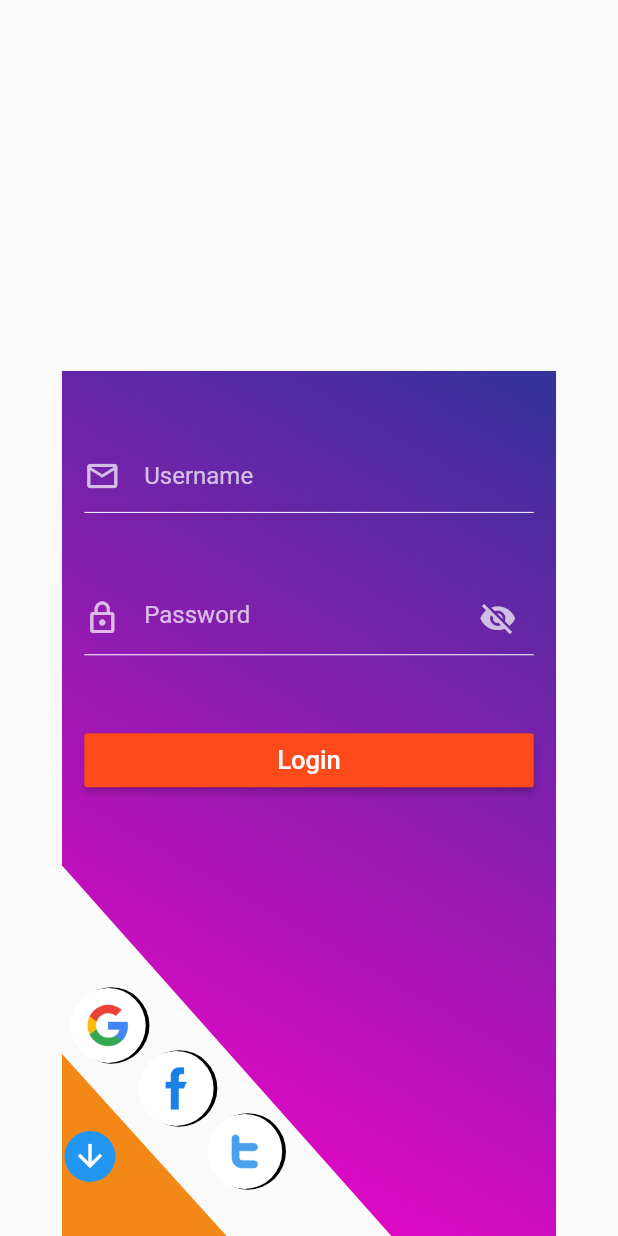
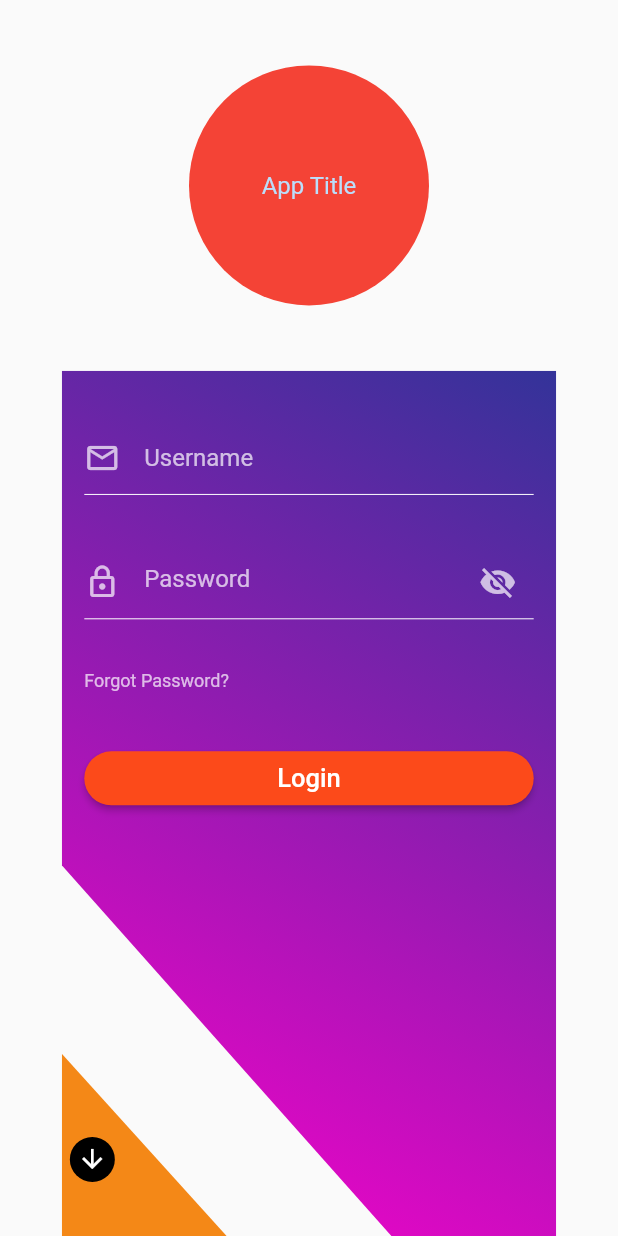
Before and after one commit to Rishan99/AuthPageFlutter, a Flutter app: the screen it shows after launch, on a phone screen of 412 x 824 dp. Run offline on Flutter 3.47's test engine with Material 2 defaults, Android fonts, the phone set to English and light mode, and no system bars.

```diff
--- a/lib/authpage.dart
+++ b/lib/authpage.dart
@@ -3,24 +3,48 @@ import 'package:authpage/clipper/clipper.dart';
 import 'package:flutter/material.dart';
 
 class AuthPage extends StatefulWidget {
+  ///Top Widget typically logo oo Application Name, If nothing to be displayed pass Container() as a value
+  final Widget title;
   final String usernameHintText;
   final String passwordHintText;
-  final String submitButtonText;
   final String confirmPasswordHintText;
-  final String title;
-  final TextStyle titleTextStyle;
-  final Function(String, String) signUpButton;
+  final String loginButtonText;
+  final String signUpButtonText;
+
+  ///Action to be performed when forgot password is pressed
+  final Function onForgotPassword;
+
+  ///Action to be performed when login button is pressed
+  final Function onLoginButton;
+
+  ///Action to be performed when sign up button is pressed
+  final Function onSignUpButton;
+
+  ///Action to be performed when Google sign in button is pressed, if null the icon is hidden
+  final Function onGoogleSignIn;
+
+  ///Action to be performed when Facebook sign in button is pressed, if null the icon is hidden
+  final Function onFbSignIn;
+
+  ///Action to be performed when Twitter sign in button is pressed, if null the icon is hidden
+  final Function ontwitterSignIn;
 
   const AuthPage({
     Key key,
     this.usernameHintText,
     this.passwordHintText,
-    this.submitButtonText,
+    this.loginButtonText,
+    this.signUpButtonText,
     this.confirmPasswordHintText,
-    this.titleTextStyle,
-    this.signUpButton,
     this.title,
-  }) : super(key: key);
+    this.onGoogleSignIn,
+    this.onFbSignIn,
+    this.ontwitterSignIn,
+    this.onForgotPassword,
+    @required this.onLoginButton,
+    @required this.onSignUpButton,
+  })  : assert(onSignUpButton != null && onLoginButton != null),
+        super(key: key);
   @override
   _AuthPageState createState() => _AuthPageState();
 }
@@ -50,8 +74,6 @@ class _AuthPageState extends State<AuthPage> with TickerProviderStateMixin {
       ..addListener(() {
         setState(() {});
       });
-
-    ;
   }
 
   @override
@@ -76,7 +98,21 @@ class _AuthPageState extends State<AuthPage> with TickerProviderStateMixin {
             child: Container(
               height: height * 100,
               width: width * 100,
-              child: Align(
+              child: Column(
+                children: <Widget>[
+                  Container(
+                    height: height * 30,
+                    width: width * 100,
+                    child: widget.title ??
+                        Center(
+                          child: CircleAvatar(
+                            radius: 80,
+                            backgroundColor: Colors.red,
+                            child: Text('App Title'),
+                          ),
+                        ),
+                  ),
+                  Align(
                       alignment: Alignment.bottomCenter,
                       child: Stack(
                         children: <Widget>[
@@ -109,7 +145,7 @@ class _AuthPageState extends State<AuthPage> with TickerProviderStateMixin {
                                     child: Container(
                                       padding: EdgeInsets.only(
                                           bottom: height * 70 / 16,
-                                      left: width / 2.3),
+                                          left: width * 1.3),
                                       child: Align(
                                         alignment: Alignment.bottomLeft,
                                         child: InkWell(
@@ -120,11 +156,12 @@ class _AuthPageState extends State<AuthPage> with TickerProviderStateMixin {
                                               child: Icon(
                                                 Icons.arrow_downward,
                                                 color: Colors.white,
+                                                size: 20,
                                               ),
                                             ),
                                             decoration: BoxDecoration(
                                                 shape: BoxShape.circle,
-                                            color: Colors.blue),
+                                                color: Colors.black),
                                           ),
                                           onTap: () async {
                                             _animationController1.forward();
@@ -139,10 +176,15 @@ class _AuthPageState extends State<AuthPage> with TickerProviderStateMixin {
                                       ),
                                     ))),
                           ),
-                      Positioned(
-                        bottom:
-                            (height * 70 - (height * 70) / 1.25) - height * 0,
-                        left: width * 70 - (width * 70 / 1.39) - width * 8.2,
+                          (widget.onGoogleSignIn != null)
+                              ? Positioned(
+                                  bottom: (height * 70 - (height * 70) / 1.25) -
+                                      height * 0,
+                                  left: width * 70 -
+                                      (width * 70 / 1.39) -
+                                      width * 8.2,
+                                  child: InkWell(
+                                    onTap: widget.onGoogleSignIn,
                                     child: Container(
                                       decoration: BoxDecoration(boxShadow: [
                                         BoxShadow(
@@ -162,9 +204,15 @@ class _AuthPageState extends State<AuthPage> with TickerProviderStateMixin {
                                       ),
                                     ),
                                   ),
-                      Positioned(
-                        bottom: (height * 70 - (height * 70) / 1.25) - 42,
+                                )
+                              : Container(),
+                          (widget.onFbSignIn != null)
+                              ? Positioned(
+                                  bottom:
+                                      (height * 70 - (height * 70) / 1.25) - 42,
                                   left: width * 70 - (width * 70 / 1.4) + 10,
+                                  child: InkWell(
+                                    onTap: widget.onFbSignIn,
                                     child: Container(
                                       decoration: BoxDecoration(boxShadow: [
                                         BoxShadow(
@@ -184,13 +232,22 @@ class _AuthPageState extends State<AuthPage> with TickerProviderStateMixin {
                                       ),
                                     ),
                                   ),
-                      Positioned(
+                                )
+                              : Container(),
+                          (widget.ontwitterSignIn != null)
+                              ? Positioned(
                                   bottom: (height * 70 - (height * 70) / 1.25) -
                                       42 -
                                       42 +
                                       12 -
                                       12,
-                        left: width * 70 - (width * 70 / 1.5) + 5 + 25 + 12,
+                                  left: width * 70 -
+                                      (width * 70 / 1.5) +
+                                      5 +
+                                      25 +
+                                      12,
+                                  child: InkWell(
+                                    onTap: widget.ontwitterSignIn,
                                     child: Container(
                                       decoration: BoxDecoration(boxShadow: [
                                         BoxShadow(
@@ -210,8 +267,12 @@ class _AuthPageState extends State<AuthPage> with TickerProviderStateMixin {
                                       ),
                                     ),
                                   ),
+                                )
+                              : Container(),
                         ],
                       )),
+                ],
+              ),
             ),
           ),
           SingleChildScrollView(
@@ -262,7 +323,7 @@ class _AuthPageState extends State<AuthPage> with TickerProviderStateMixin {
                                 child: Container(
                                   padding: EdgeInsets.only(
                                       top: height * 70 / 16,
-                                      right: width / 2.3),
+                                      right: width * 1.3),
                                   height: ((height * 70) / 2),
                                   alignment: Alignment.topRight,
                                   child: InkWell(
@@ -273,11 +334,12 @@ class _AuthPageState extends State<AuthPage> with TickerProviderStateMixin {
                                         child: Icon(
                                           Icons.arrow_downward,
                                           color: Colors.white,
+                                          size: 20,
                                         ),
                                       ),
                                       decoration: BoxDecoration(
                                           shape: BoxShape.circle,
-                                          color: Colors.blue),
+                                          color: Colors.black),
                                     ),
                                     onTap: () async {
                                       _animationController1.reverse();
@@ -312,7 +374,7 @@ class _AuthPageState extends State<AuthPage> with TickerProviderStateMixin {
         ),
         Expanded(
           child: Container(
-            padding: EdgeInsets.symmetric(horizontal: 15, vertical: 5),
+            padding: EdgeInsets.symmetric(horizontal: 20, vertical: 10),
             child: Column(
               mainAxisAlignment: MainAxisAlignment.spaceBetween,
               children: <Widget>[
@@ -413,13 +475,16 @@ class _AuthPageState extends State<AuthPage> with TickerProviderStateMixin {
                     child: Container(
                         width: double.maxFinite,
                         child: RaisedButton(
-                          color:  Colors.white,
+                            shape: RoundedRectangleBorder(
+                              borderRadius: BorderRadius.circular(35),
+                            ),
+                            color: Colors.white,
                             child: Text(
-                              'SignUp',
+                              widget.signUpButtonText ?? 'Sign Up',
                               style:
                                   TextStyle(color: Colors.black, fontSize: 17),
                             ),
-                            onPressed: () {})),
+                            onPressed: widget.onSignUpButton)),
                   ),
                 ),
               ],
@@ -500,17 +565,32 @@ class _AuthPageState extends State<AuthPage> with TickerProviderStateMixin {
                   ],
                 ),
                 Align(
+                    alignment: Alignment.topLeft,
+                    child: InkWell(
+                      onTap: widget.onForgotPassword,
+                      child: Text(
+                        'Forgot Password?',
+                        style: TextStyle(
+                            color: Colors.white70,
+                            fontSize: 12,
+                            decorationStyle: TextDecorationStyle.solid),
+                      ),
+                    )),
+                Align(
                   alignment: Alignment.center,
                   child: Container(
                     width: double.maxFinite,
                     child: RaisedButton(
                         splashColor: Color(0xffff00cc),
+                        shape: RoundedRectangleBorder(
+                          borderRadius: BorderRadius.circular(35),
+                        ),
                         color: Color(0xfffc4a1a),
                         child: Text(
-                          'Login',
+                          widget.loginButtonText ?? 'Login',
                           style: TextStyle(color: Colors.white, fontSize: 17),
                         ),
-                        onPressed: () {}),
+                        onPressed: widget.onLoginButton),
                   ),
                 ),
               ],
--- a/lib/main.dart
+++ b/lib/main.dart
@@ -63,10 +63,9 @@ class _MyHomePageState extends State<MyHomePage> {
     return Scaffold(
         resizeToAvoidBottomInset: true,
         body: AuthPage(
-          signUpButton: (one, two) {
-            print(one);
-            print(two);
-          },
+
+          onSignUpButton: (){},
+          onLoginButton: (){},
         ));
   }
 }
```
Lines whose indentation alone changed are shown as unchanged.
